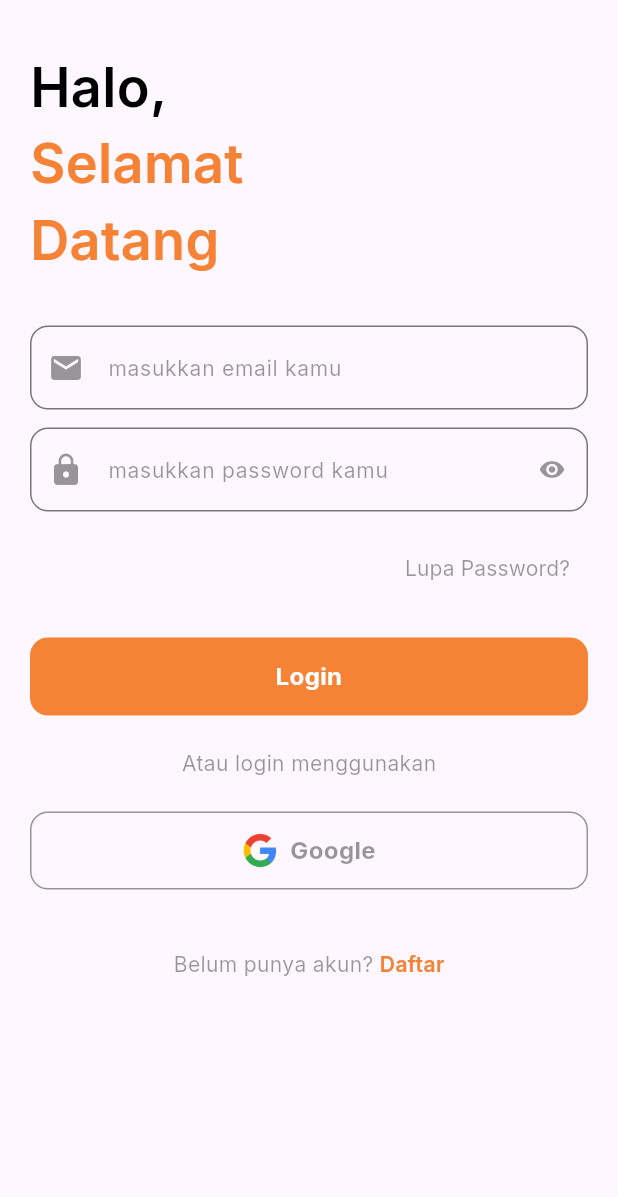
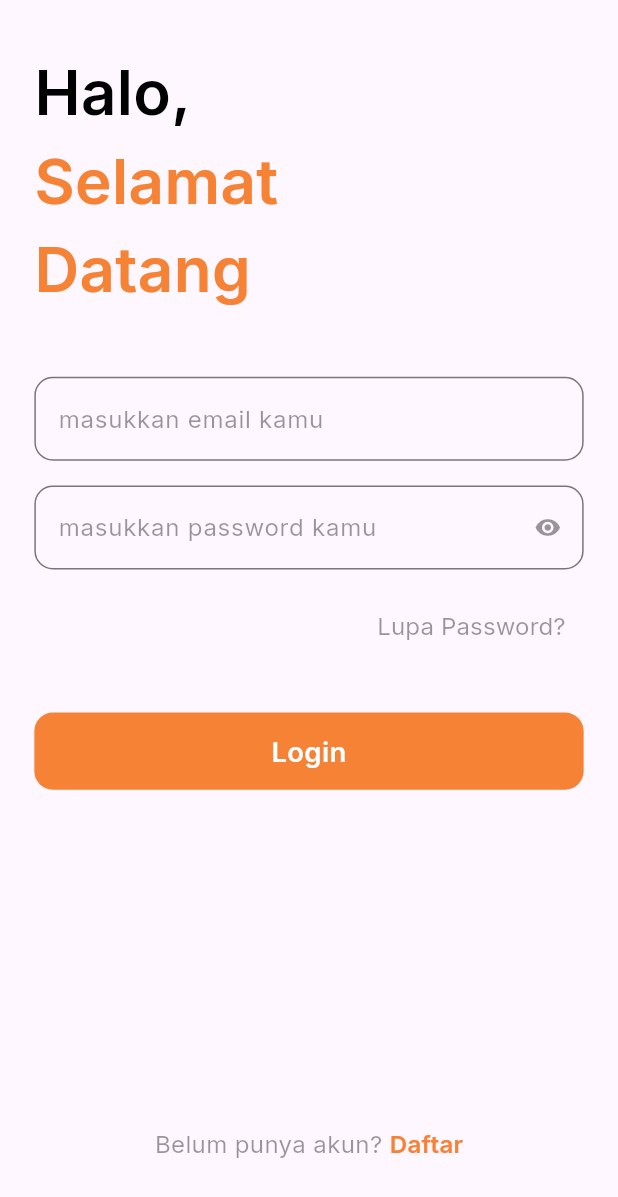
Before and after one commit to GuidoAugusta/FieldFox, a Flutter app: the screen it shows after launch, on a phone screen of 412 x 824 dp. Shown: the top 1197 px of the screen. Run offline on Flutter 3.47's test engine with Material 3 defaults, Android fonts, the phone set to English and light mode, and no system bars; our stand-ins replace carousel_slider, dots_indicator, flutter_feather_icons, flutter_screenutil, google_fonts.

Commit message:
feat : refractoring login ui using screenutil

```diff
--- a/lib/main.dart
+++ b/lib/main.dart
@@ -17,6 +17,7 @@ import 'package:field_fox/pages/sepakbola_page.dart';
 import 'package:field_fox/pages/splash_page.dart';
 import 'package:field_fox/pages/voli_page.dart';
 import 'package:flutter/material.dart';
+import 'package:flutter_screenutil/flutter_screenutil.dart';
 
 void main() {
   runApp(const MyApp());
@@ -27,7 +28,9 @@ class MyApp extends StatelessWidget {
 
   @override
   Widget build(BuildContext context) {
-    return MaterialApp(
+    return ScreenUtilInit(
+      designSize: const Size(360, 800),
+      child: MaterialApp(
         debugShowCheckedModeBanner: false,
         routes: {
           '/': (context) => SplashPage(),
@@ -49,6 +52,7 @@ class MyApp extends StatelessWidget {
           '/sepakbola': (context) => SepakBolaPage(),
           '/renang': (context) => RenangPage(),
         },
+      ),
     );
   }
 }
--- a/lib/pages/login_page.dart
+++ b/lib/pages/login_page.dart
@@ -1,6 +1,7 @@
 import 'package:field_fox/shared/themes/theme.dart';
 import 'package:field_fox/widgets/button.dart';
 import 'package:flutter/material.dart';
+import 'package:flutter_screenutil/flutter_screenutil.dart';
 
 class LoginPage extends StatefulWidget {
   const LoginPage({super.key});
@@ -13,75 +14,68 @@ class _LoginPageState extends State<LoginPage> {
   TextEditingController usernameController = TextEditingController();
   TextEditingController passwordController = TextEditingController();
   bool isObscure = true;
+
   @override
   Widget build(BuildContext context) {
     return Scaffold(
+      resizeToAvoidBottomInset: false,
       body: SafeArea(
-        child: ListView(
-          padding: const EdgeInsets.symmetric(horizontal: 20),
+        child: Stack(
           children: [
-            const SizedBox(
-              height: 32,
-            ),
+            SingleChildScrollView(
+              child: Padding(
+                padding: EdgeInsets.symmetric(horizontal: 20.w),
+                child: Column(
+                  crossAxisAlignment: CrossAxisAlignment.start,
+                  children: [
+                    SizedBox(height: 32.h),
                     Text(
                       'Halo,',
                       style: blackTextStyle.copyWith(
-                fontSize: 36,
+                        fontSize: 36.sp,
                         fontWeight: semiBold,
                       ),
                     ),
                     Text(
                       'Selamat',
                       style: primaryTextStyle.copyWith(
-                fontSize: 36,
+                        fontSize: 36.sp,
                         fontWeight: semiBold,
                       ),
                     ),
                     Text(
                       'Datang',
                       style: primaryTextStyle.copyWith(
-                fontSize: 36,
+                        fontSize: 36.sp,
                         fontWeight: semiBold,
                       ),
                     ),
-            const SizedBox(
-              height: 32,
-            ),
+                    SizedBox(height: 40.h),
                     TextField(
                       controller: usernameController,
                       decoration: InputDecoration(
-                prefixIcon: Icon(
-                  Icons.email,
-                  color: blackColor.withOpacity(0.4),
-                ),
                         hintText: 'masukkan email kamu',
                         hintStyle: blackTextStyle.copyWith(
                           fontWeight: normal,
-                  fontSize: 14,
+                          fontSize: 14.sp,
                           color: blackColor.withOpacity(0.4),
                         ),
                         border: OutlineInputBorder(
-                  borderRadius: BorderRadius.circular(12),
+                          borderRadius: BorderRadius.circular(12.r),
                         ),
                         focusedBorder: OutlineInputBorder(
-                  borderRadius: BorderRadius.circular(12),
+                          borderRadius: BorderRadius.circular(12.r),
                           borderSide: BorderSide(
                             color: primaryColor,
                           ),
                         ),
                       ),
                     ),
-            const SizedBox(
-              height: 12,
-            ),
+                    SizedBox(height: 16.h),
                     TextField(
                       controller: passwordController,
                       obscureText: isObscure,
                       decoration: InputDecoration(
-                prefixIcon: Icon(
-                  Icons.lock,
-                  color: blackColor.withOpacity(0.4),
-                ),
                         suffixIcon: IconButton(
                           onPressed: () {
                             setState(() {
@@ -103,23 +97,21 @@ class _LoginPageState extends State<LoginPage> {
                         hintText: 'masukkan password kamu',
                         hintStyle: blackTextStyle.copyWith(
                           fontWeight: normal,
-                  fontSize: 14,
+                          fontSize: 14.sp,
                           color: blackColor.withOpacity(0.4),
                         ),
                         border: OutlineInputBorder(
-                  borderRadius: BorderRadius.circular(12),
+                          borderRadius: BorderRadius.circular(12.r),
                         ),
                         focusedBorder: OutlineInputBorder(
-                  borderRadius: BorderRadius.circular(12),
+                          borderRadius: BorderRadius.circular(12.r),
                           borderSide: BorderSide(
                             color: primaryColor,
                           ),
                         ),
                       ),
                     ),
-            const SizedBox(
-              height: 14,
-            ),
+                    SizedBox(height: 14.h),
                     Row(
                       mainAxisAlignment: MainAxisAlignment.end,
                       children: [
@@ -129,76 +121,30 @@ class _LoginPageState extends State<LoginPage> {
                             'Lupa Password?',
                             style: blackTextStyle.copyWith(
                               fontWeight: normal,
-                      fontSize: 14,
+                              fontSize: 14.sp,
                               color: blackColor.withOpacity(0.4),
                             ),
                           ),
                         ),
                       ],
                     ),
-            const SizedBox(
-              height: 22,
-            ),
+                    SizedBox(height: 32.h),
                     PrimaryButton(
                       title: 'Login',
                       onTap: () {},
                     ),
-            const SizedBox(
-              height: 22,
-            ),
-            Center(
-              child: Text(
-                'Atau login menggunakan',
-                style: blackTextStyle.copyWith(
-                  fontWeight: normal,
-                  fontSize: 14,
-                  color: blackColor.withOpacity(0.4),
-                ),
-              ),
-            ),
-            const SizedBox(
-              height: 22,
-            ),
-            Container(
-              height: 52,
-              width: double.infinity,
-              decoration: BoxDecoration(
-                borderRadius: BorderRadius.circular(12),
-                border: Border.all(
-                  color: blackColor.withOpacity(0.4),
-                ),
-              ),
-              child: Material(
-                color: Colors.transparent,
-                child: InkWell(
-                  onTap: () {},
-                  borderRadius: BorderRadius.circular(12),
-                  child: Row(
-                    mainAxisAlignment: MainAxisAlignment.center,
-                    children: [
-                      Image.asset(
-                        'assets/ic_google.png',
-                        width: 24,
-                        height: 24,
-                      ),
-                      const SizedBox(
-                        width: 8,
-                      ),
-                      Text('Google',
-                          style: blackTextStyle.copyWith(
-                            fontSize: 16,
-                            fontWeight: bold,
-                            color: blackColor.withOpacity(0.4),
-                          ),
-                          textAlign: TextAlign.center),
+                    SizedBox(height: 32.h),
                   ],
                 ),
               ),
             ),
-            ),
-            const SizedBox(
-              height: 40,
-            ),
+            Align(
+              alignment: Alignment.bottomCenter,
+              child: Padding(
+                padding: EdgeInsets.symmetric(horizontal: 20.w, vertical: 16.h),
+                child: Column(
+                  mainAxisSize: MainAxisSize.min,
+                  children: [
                     Row(
                       mainAxisAlignment: MainAxisAlignment.center,
                       children: [
@@ -206,7 +152,7 @@ class _LoginPageState extends State<LoginPage> {
                           'Belum punya akun? ',
                           style: blackTextStyle.copyWith(
                             fontWeight: normal,
-                    fontSize: 14,
+                            fontSize: 14.sp,
                             color: blackColor.withOpacity(0.4),
                           ),
                         ),
@@ -218,14 +164,16 @@ class _LoginPageState extends State<LoginPage> {
                             'Daftar',
                             style: primaryTextStyle.copyWith(
                               fontWeight: semiBold,
-                      fontSize: 14,
+                              fontSize: 14.sp,
                             ),
                           ),
                         ),
                       ],
                     ),
-            const SizedBox(
-              height: 179,
+                    SizedBox(height: 32.h),
+                  ],
+                ),
+              ),
             ),
           ],
         ),
--- a/lib/widgets/button.dart
+++ b/lib/widgets/button.dart
@@ -1,14 +1,13 @@
 import 'package:field_fox/shared/themes/theme.dart';
 import 'package:flutter/material.dart';
+import 'package:flutter_screenutil/flutter_screenutil.dart';
 
 class PrimaryButton extends StatelessWidget {
-  final double height;
   final double width;
   final String title;
   final VoidCallback? onTap;
   const PrimaryButton({
     super.key,
-    this.height = 52,
     this.width = double.infinity,
     required this.title,
     this.onTap,
@@ -17,22 +16,22 @@ class PrimaryButton extends StatelessWidget {
   @override
   Widget build(BuildContext context) {
     return Container(
-      height: height,
+      height: 50.h,
       width: width,
       decoration: BoxDecoration(
         color: primaryColor,
-        borderRadius: BorderRadius.circular(12),
+        borderRadius: BorderRadius.circular(12.r),
       ),
       child: Material(
         color: Colors.transparent,
         child: InkWell(
           onTap: onTap,
-          borderRadius: BorderRadius.circular(12),
+          borderRadius: BorderRadius.circular(12.r),
           child: Center(
             child: Text(title,
                 style: whiteTextStyle.copyWith(
-                  fontSize: 16,
-                  fontWeight: bold,
+                  fontSize: 16.sp,
+                  fontWeight: semiBold,
                 ),
                 textAlign: TextAlign.center),
           ),
--- a/pubspec.yaml
+++ b/pubspec.yaml
@@ -34,15 +34,11 @@ dependencies:
   flutter:
     sdk: flutter
   flutter_feather_icons: any
+  flutter_screenutil: ^5.9.3
   flutter_staggered_grid_view: any
   google_fonts: ^6.2.1
 
 dev_dependencies:
-  # The "flutter_lints" package below contains a set of recommended lints to
-  # encourage good coding practices. The lint set provided by the package is
-  # activated in the `analysis_options.yaml` file located at the root of your
-  # package. See that file for information about deactivating specific lint
-  # rules and activating additional ones.
   flutter_lints: ^4.0.0
   flutter_test:
     sdk: flutter
```
Also changed, not shown: pubspec.lock. Lines whose indentation alone changed are shown as unchanged.
